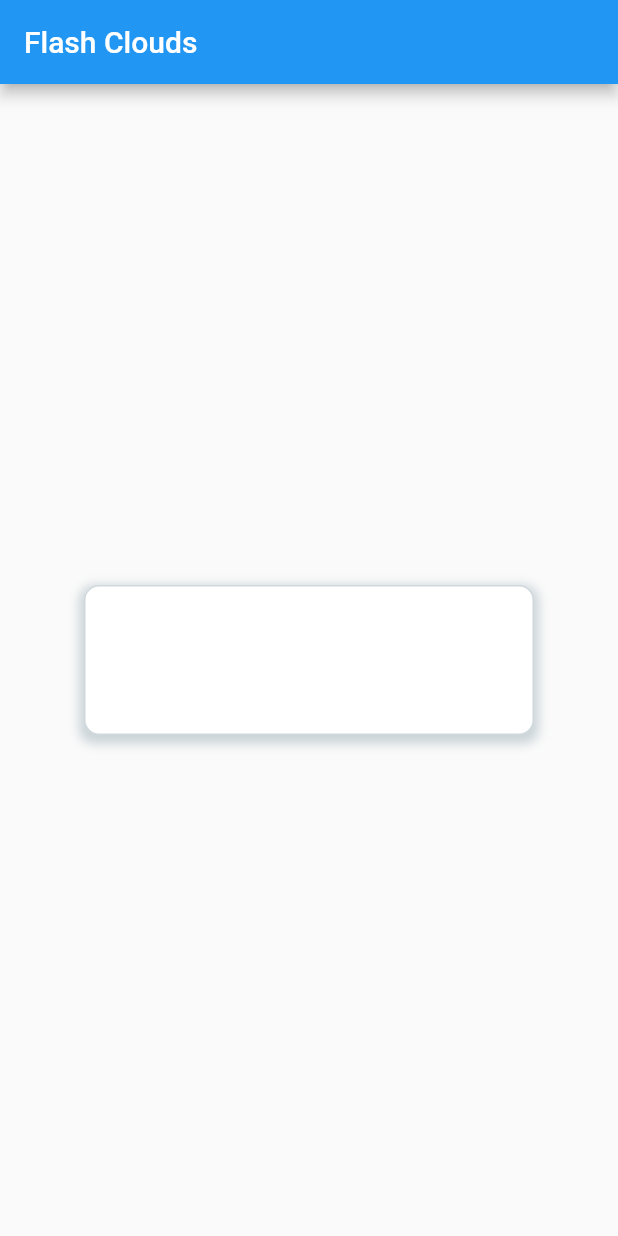
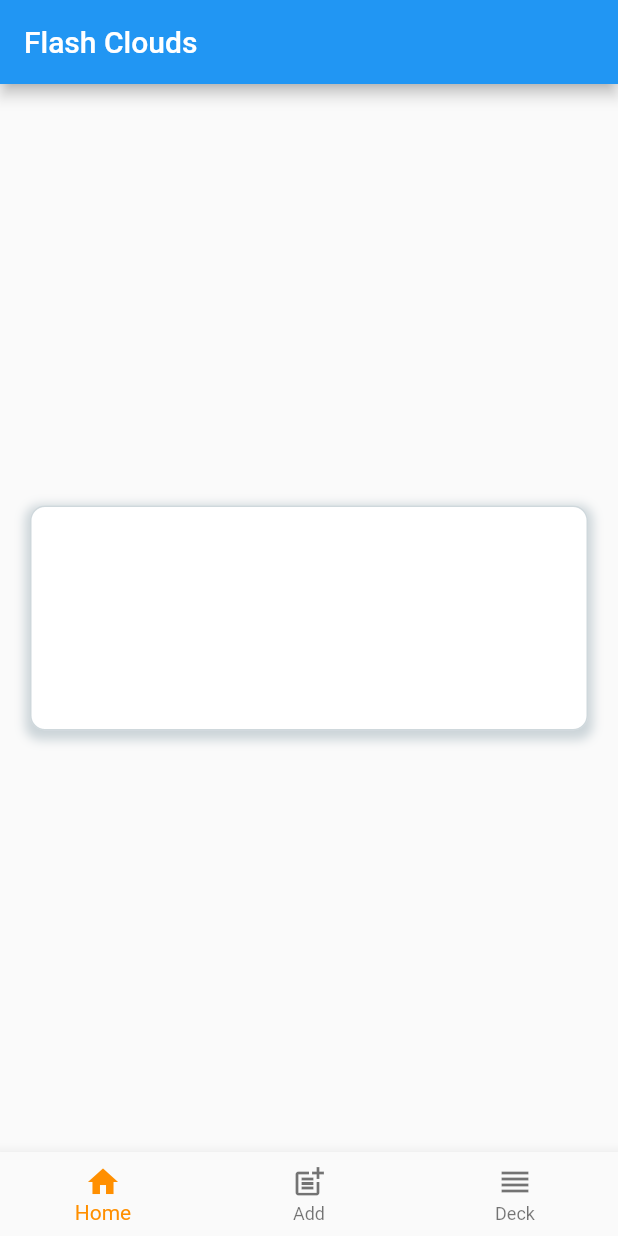
Before and after one commit to BoodynX/flash_clouds_app, a Flutter app: the screen it shows after launch, on a phone screen of 412 x 824 dp. Run offline on Flutter 3.47's test engine with Material 2 defaults, Android fonts, the phone set to English and light mode, and no system bars.

```diff
--- a/lib/main.dart
+++ b/lib/main.dart
@@ -4,8 +4,15 @@ void main() {
   runApp(const Main());
 }
 
-class Main extends StatelessWidget {
+class Main extends StatefulWidget {
   const Main({Key? key}) : super(key: key);
+
+  @override
+  _MainState createState() => _MainState();
+}
+
+class _MainState extends State<Main> {
+  int _bottomNavState = 0;
 
   @override
   Widget build(BuildContext context) {
@@ -16,16 +23,20 @@ class Main extends StatelessWidget {
         ),
         body: SafeArea(
           child: Center(
+            child: Row(
+              children: [
+                Expanded(
                   child: Container(
-              width: 300.0,
-              height: 100.0,
+                    margin: const EdgeInsets.symmetric(horizontal: 20.0),
+                    height: 150.0,
                     decoration: BoxDecoration(
                         color: Colors.white,
                         border: Border.all(
                           width: 1.0,
                           color: Colors.blueGrey.withOpacity(0.3),
                         ),
-                  borderRadius: const BorderRadius.all(Radius.circular(10)),
+                        borderRadius:
+                            const BorderRadius.all(Radius.circular(10)),
                         boxShadow: [
                           BoxShadow(
                             color: Colors.blueGrey.withOpacity(0.3),
@@ -35,9 +46,37 @@ class Main extends StatelessWidget {
                           )
                         ]),
                   ),
+                )
+              ],
             ),
+          ),
+        ),
+        bottomNavigationBar: BottomNavigationBar(
+          items: const <BottomNavigationBarItem>[
+            BottomNavigationBarItem(
+              icon: Icon(Icons.home),
+              label: 'Home',
+            ),
+            BottomNavigationBarItem(
+              icon: Icon(Icons.post_add_outlined),
+              label: 'Add',
+            ),
+            BottomNavigationBarItem(
+              icon: Icon(Icons.reorder),
+              label: 'Deck',
+            ),
+          ],
+          currentIndex: _bottomNavState,
+          selectedItemColor: Colors.amber[800],
+          onTap: _updateBottomNavState,
         ),
       ),
     );
   }
+
+  void _updateBottomNavState(int index) {
+    setState(() {
+      _bottomNavState = index;
+    });
   }
+}
```
Lines whose indentation alone changed are shown as unchanged.
